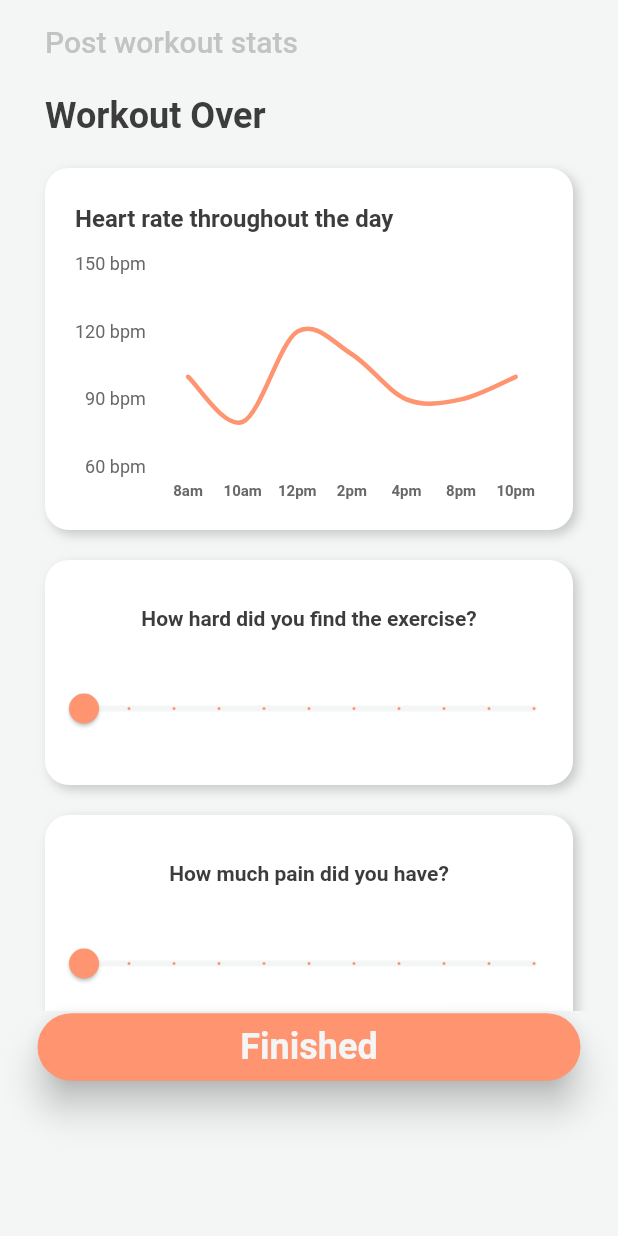
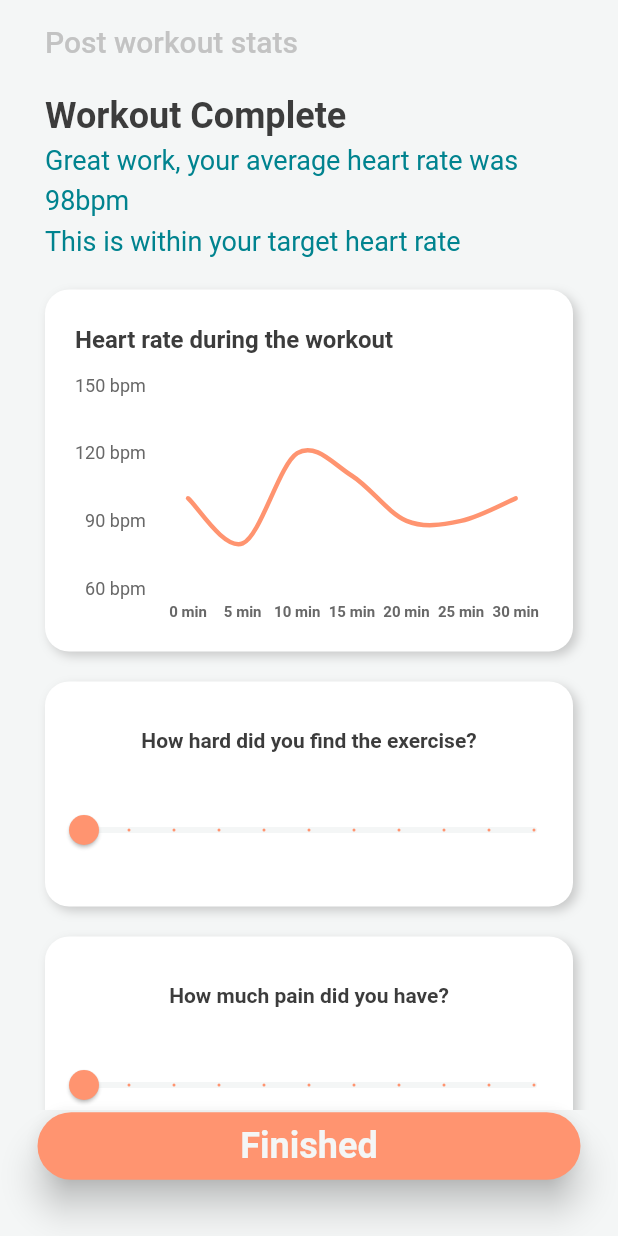
Before and after one commit to lemonfrance/fitness_mobile_app, a Flutter app: the PostExercise screen opened directly, on a phone screen of 412 x 824 dp. Run offline on Flutter 3.47's test engine with Material 2 defaults, Android fonts, the light colour scheme and no system bars; our stand-ins replace circular_countdown_timer, cloud_firestore, firebase_auth, firebase_core, flutter_spinkit, flutter_svg and 4 more; missing offline and left inert: flutter_vibrate, flutter_web_auth; accounts and stored records are empty; Roboto replaces fonts that are missing (Sohne-Buch).

Commit message:
Static changes

```diff
--- a/lib/components/heartrateGraph.dart
+++ b/lib/components/heartrateGraph.dart
@@ -4,8 +4,9 @@ import 'package:wearable_intelligence/utils/globals.dart' as globals;
 import 'package:wearable_intelligence/utils/styles.dart';
 
 class HeartrateGraph extends StatefulWidget {
+  bool workout;
   // ignore: prefer_const_constructors_in_immutables
-  HeartrateGraph({Key? key}) : super(key: key);
+  HeartrateGraph(this.workout) : super();
 
   @override
   _HeartrateGraphState createState() => _HeartrateGraphState();
@@ -21,6 +22,17 @@ class _HeartrateGraphState extends State<HeartrateGraph> {
     _SalesData('4pm', 90),
     _SalesData('8pm', 90),
     _SalesData('10pm', 100),
+  ];
+
+  List<_SalesData> workoutData = [
+    /// use active zone heart rate when available
+    _SalesData('0 min', 100),
+    _SalesData('5 min', 80),
+    _SalesData('10 min', 120),
+    _SalesData('15 min', 110),
+    _SalesData('20 min', 90),
+    _SalesData('25 min', 90),
+    _SalesData('30 min', 100),
   ];
   // new List<int>.generate(10, (i) => i + 1)
 
@@ -44,7 +56,7 @@ class _HeartrateGraphState extends State<HeartrateGraph> {
         ),
         child: SfCartesianChart(
             title: ChartTitle(
-              text: 'Heart rate throughout the day',
+              text: widget.workout ? 'Heart rate during the workout' : 'Heart rate throughout the day',
               alignment: ChartAlignment.near,
               textStyle: TextStyle(fontSize: 16, fontWeight: FontWeight.w600, color: Colours.black),
             ),
@@ -90,7 +102,7 @@ class _HeartrateGraphState extends State<HeartrateGraph> {
             series: <ChartSeries>[
               // Renders spline chart
               SplineSeries<_SalesData, String>(
-                dataSource: data,
+                dataSource: widget.workout ? workoutData : data,
                 xValueMapper: (_SalesData sales, _) => sales.year,
                 yValueMapper: (_SalesData sales, _) => sales.sales,
                 color: Colours.highlight,
--- a/lib/pages/homepage.dart
+++ b/lib/pages/homepage.dart
@@ -35,6 +35,7 @@ class _MyHomePageState extends State<MyHomePage> {
     {"type": "Rest", "icon": 'assets/images/rechargeIcon.svg'},
   ];
 
+  // TODO get from DB
   List _weekPlan = [
     {"exercise": "Walking", "distance": "1km"},
     {"exercise": "Running", "distance": "0.5km"},
@@ -198,7 +199,7 @@ class _MyHomePageState extends State<MyHomePage> {
                 crossAxisAlignment: CrossAxisAlignment.start,
                 children: [
                   Container(
-                    height: (3.5 * height) / 9,
+                    height: (4 * height) / 9,
                     child: Stack(
                       children: [
                         Padding(
@@ -208,7 +209,7 @@ class _MyHomePageState extends State<MyHomePage> {
                             children: [
                               Text(
                                 "Welcome ${global.name}",
-                                style: AppTheme.theme.textTheme.headline5!.copyWith(color: Colours.black),
+                                style: AppTheme.theme.textTheme.headline4!.copyWith(color: Colours.black),
                               ),
                               Divider(
                                 height: 10,
--- a/lib/pages/postExercise.dart
+++ b/lib/pages/postExercise.dart
@@ -88,17 +88,20 @@ class _PostExerciseState extends State<PostExercise> {
         children: [
           Container(
             width: double.infinity,
-            height: height * 0.75,
+            height: height - 140,
             child: ListView(
               padding: EdgeInsets.fromLTRB(30, 0, 30, 0),
               children: [
-                Text("Workout Over", style: TextStyle(fontWeight: FontWeight.bold, color: Colours.black, fontSize: 24)),
+                Text("Workout Complete", style: TextStyle(fontWeight: FontWeight.bold, color: Colours.black, fontSize: 24)),
+                Text("Great work, your average heart rate was 98bpm", style: TextStyle(color: Colours.darkBlue, fontSize: 18)),
+                Text("This is within your target heart rate", style: TextStyle(color: Colours.darkBlue, fontSize: 18)),
                 Container(height: 20),
-                HeartrateGraph(), // Can we have a 30min window?
+                HeartrateGraph(true), // Can we have a 30min window?
                 Container(height: 20),
                 slider("How hard did you find the exercise?", true),
                 Container(height: 20),
                 slider("How much pain did you have?", false),
+                Container(height: 20),
               ],
             ),
           ),
@@ -112,7 +115,6 @@ class _PostExerciseState extends State<PostExercise> {
             child: Text("Finished", style: TextStyle(fontWeight: FontWeight.bold, color: Colours.white, fontSize: 24)),
             style: ElevatedButton.styleFrom(
               primary: Colours.highlight,
-              onPrimary: Colours.white,
               minimumSize: Size(width - 50, 45),
               shape: StadiumBorder(),
               elevation: 10,
--- a/lib/pages/vitals.dart
+++ b/lib/pages/vitals.dart
@@ -22,7 +22,7 @@ class _VitalsState extends State<Vitals> {
           mainAxisAlignment: MainAxisAlignment.spaceEvenly,
           children: [
             Container(height: 20),
-            HeartrateGraph(),
+            HeartrateGraph(false),
             Container(height: 20),
             Row(
               mainAxisAlignment: MainAxisAlignment.spaceEvenly,
--- a/lib/pages/weekPlan.dart
+++ b/lib/pages/weekPlan.dart
@@ -224,7 +224,7 @@ final _kEventSource = Map.fromIterable(List.generate(50, (index) => index),
     value: (item) => List.generate(item % 4 + 1, (index) => Event('Event $item | ${index + 1}')))
   ..addAll({
     kToday: [
-      Event('HIIT Workout'),
+      Event('Walk 1km'),
     ],
     DateTime.utc(kToday.year, kToday.month, kToday.day + 1): [
       Event("Light Running"),
```
Also changed, not shown: lib/components/exercisePlanTile.dart (+4 -18 lines).
